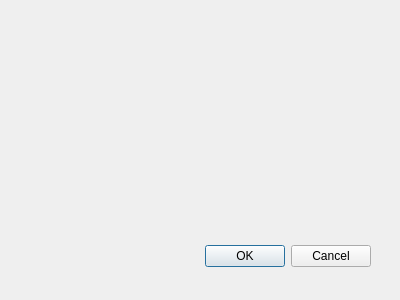
This is DEExp/fileoperationdialog.ui in yunhasnawa/DEExp as Qt 5 draws it before an edit. The edited form follows.
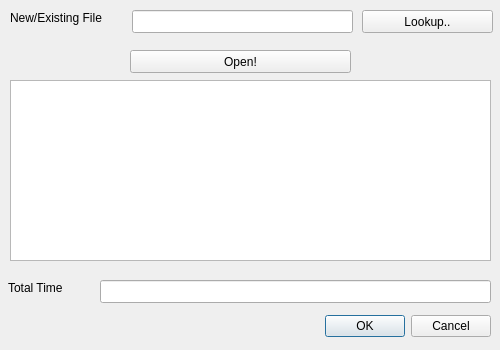
This is the edited form.

```diff
--- a/DEExp/fileoperationdialog.ui
+++ b/DEExp/fileoperationdialog.ui
@@ -8,8 +8,8 @@
    <rect>
     <x>0</x>
     <y>0</y>
-    <width>400</width>
-    <height>300</height>
+    <width>500</width>
+    <height>350</height>
    </rect>
   </property>
   <property name="windowTitle">
@@ -18,9 +18,9 @@
   <widget class="QDialogButtonBox" name="buttonBox">
    <property name="geometry">
     <rect>
-     <x>30</x>
-     <y>240</y>
-     <width>341</width>
+     <x>10</x>
+     <y>310</y>
+     <width>481</width>
      <height>32</height>
     </rect>
    </property>
@@ -31,6 +31,88 @@
     <set>QDialogButtonBox::Cancel|QDialogButtonBox::Ok</set>
    </property>
   </widget>
+  <widget class="QLineEdit" name="lineEdit_3">
+   <property name="geometry">
+    <rect>
+     <x>132</x>
+     <y>10</y>
+     <width>221</width>
+     <height>23</height>
+    </rect>
+   </property>
+  </widget>
+  <widget class="QPushButton" name="pushButton">
+   <property name="geometry">
+    <rect>
+     <x>362</x>
+     <y>10</y>
+     <width>131</width>
+     <height>23</height>
+    </rect>
+   </property>
+   <property name="text">
+    <string>Lookup..</string>
+   </property>
+  </widget>
+  <widget class="QLabel" name="label_3">
+   <property name="geometry">
+    <rect>
+     <x>10</x>
+     <y>10</y>
+     <width>111</width>
+     <height>16</height>
+    </rect>
+   </property>
+   <property name="text">
+    <string>New/Existing File</string>
+   </property>
+  </widget>
+  <widget class="QPushButton" name="pushButton_2">
+   <property name="geometry">
+    <rect>
+     <x>130</x>
+     <y>50</y>
+     <width>221</width>
+     <height>23</height>
+    </rect>
+   </property>
+   <property name="text">
+    <string>Open!</string>
+   </property>
+  </widget>
+  <widget class="QTextEdit" name="textEdit">
+   <property name="geometry">
+    <rect>
+     <x>10</x>
+     <y>80</y>
+     <width>481</width>
+     <height>181</height>
+    </rect>
+   </property>
+  </widget>
+  <widget class="QLabel" name="label_4">
+   <property name="geometry">
+    <rect>
+     <x>8</x>
+     <y>280</y>
+     <width>81</width>
+     <height>16</height>
+    </rect>
+   </property>
+   <property name="text">
+    <string>Total Time</string>
+   </property>
+  </widget>
+  <widget class="QLineEdit" name="lineEdit_4">
+   <property name="geometry">
+    <rect>
+     <x>100</x>
+     <y>280</y>
+     <width>391</width>
+     <height>23</height>
+    </rect>
+   </property>
+  </widget>
  </widget>
  <pixmapfunction/>
  <resources/>
```
Left out of the diff: 5 changed lines with no effect on the pictures.
